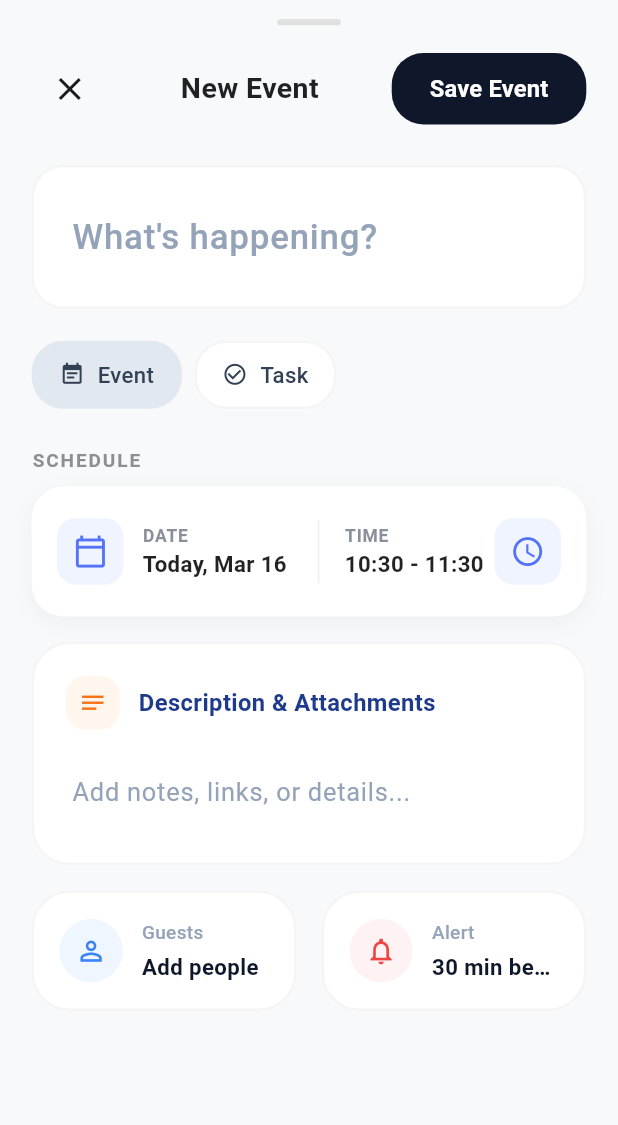
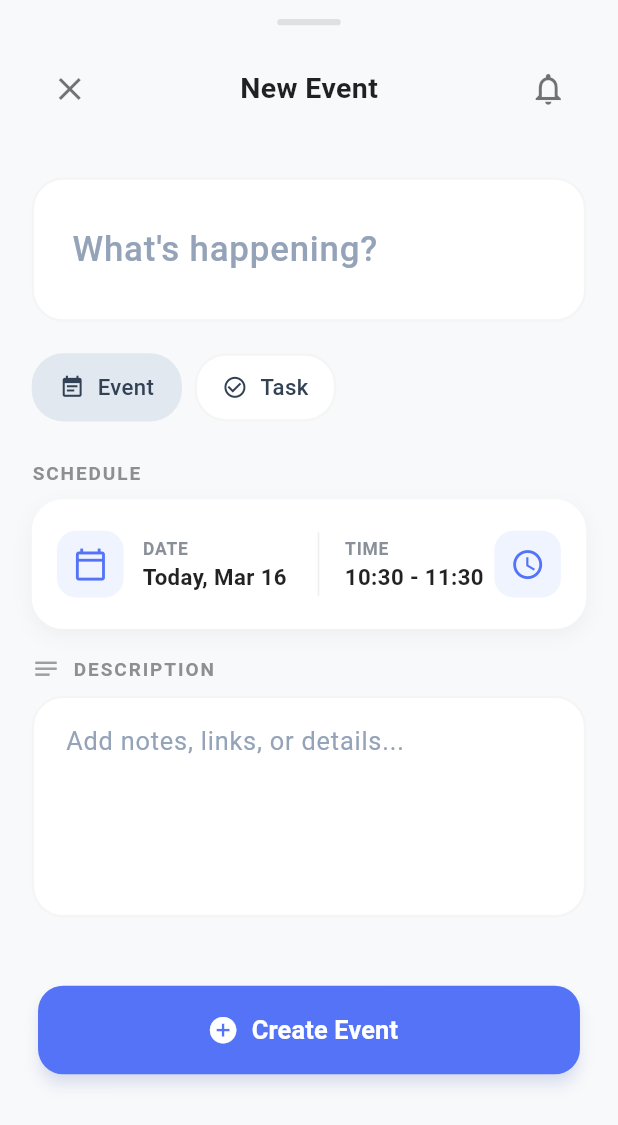
Before and after one commit to Ankitkumar72/synq, a Flutter app: the CreateEventPage widget shown alone on an empty page, opened directly, on a phone screen of 412 x 824 dp. Shown: the top 1125 px of the screen. Run offline on Flutter 3.47's test engine with Material 3 defaults, Android fonts, the phone set to English and light mode, and no system bars; our stand-ins replace cloud_firestore, device_info_plus, firebase_auth, firebase_core, firebase_messaging, flutter_local_notifications and 9 more; missing offline and left inert: firebase_app_check, flutter_quill, html2md, markdown, markdown_quill, super_clipboard; accounts and stored records are empty; generated files the repository leaves out were written again.

Commit message:
Fixed the Sections of the both the pages of the tasks and events which were causing frame skipping issues

```diff
--- a/lib/features/home/presentation/widgets/create_task_sheet.dart
+++ b/lib/features/home/presentation/widgets/create_task_sheet.dart
@@ -690,6 +690,8 @@ class _CreateTaskSheetState extends ConsumerState<CreateTaskSheet> {
                       decoration: const InputDecoration(
                         filled: false, // Prevent theme override
                         border: InputBorder.none,
+                        focusedBorder: InputBorder.none,
+                        enabledBorder: InputBorder.none,
                         contentPadding: EdgeInsets.zero,
                         hintText: 'What needs to be done?',
                         hintStyle: TextStyle(color: Color(0xFF9AA0A6), fontSize: 16, fontWeight: FontWeight.w600),
@@ -777,6 +779,8 @@ class _CreateTaskSheetState extends ConsumerState<CreateTaskSheet> {
                       decoration: const InputDecoration(
                         filled: false, // Prevent theme override
                         border: InputBorder.none,
+                        focusedBorder: InputBorder.none,
+                        enabledBorder: InputBorder.none,
                         contentPadding: EdgeInsets.zero,
                         hintText: 'Add details, subtasks, or links...',
                         hintStyle: TextStyle(color: Colors.grey),
--- a/lib/features/timeline/presentation/pages/create_event_page.dart
+++ b/lib/features/timeline/presentation/pages/create_event_page.dart
@@ -129,9 +129,35 @@ class _CreateEventPageState extends ConsumerState<CreateEventPage> {
                   ),
                   const SizedBox(height: 16),
                   _buildDescriptionBento(),
-                  const SizedBox(height: 16),
-                  _buildOptionsGrid(),
+                  const SizedBox(height: 24),
                 ],
+              ),
+            ),
+          ),
+          Padding(
+            padding: EdgeInsets.fromLTRB(24, 0, 24, 24 + MediaQuery.of(context).viewInsets.bottom),
+            child: SizedBox(
+              width: double.infinity,
+              height: 56,
+              child: ElevatedButton.icon(
+                onPressed: () {
+                  // TODO: Add save logic here later
+                  Navigator.pop(context);
+                },
+                style: ElevatedButton.styleFrom(
+                  backgroundColor: const Color(0xFF5473F7), // Bright blue
+                  foregroundColor: Colors.white,
+                  shape: RoundedRectangleBorder(
+                    borderRadius: BorderRadius.circular(16),
+                  ),
+                  elevation: 4,
+                  shadowColor: const Color(0x405473F7),
+                ),
+                icon: const Icon(Icons.add_circle, size: 20),
+                label: const Text(
+                  'Create Event',
+                  style: TextStyle(fontSize: 16, fontWeight: FontWeight.bold),
+                ),
               ),
             ),
           ),
@@ -142,39 +168,27 @@ class _CreateEventPageState extends ConsumerState<CreateEventPage> {
 
   Widget _buildHeader() {
     return Padding(
-      padding: const EdgeInsets.fromLTRB(20, 16, 20, 8),
+      padding: const EdgeInsets.symmetric(horizontal: 20, vertical: 16),
       child: Row(
         mainAxisAlignment: MainAxisAlignment.spaceBetween,
         children: [
           IconButton(
-            icon: const Icon(Icons.close, color: AppColors.textPrimary, size: 24),
+            icon: const Icon(Icons.close),
             onPressed: () => Navigator.pop(context),
+            color: Colors.black54,
           ),
-          Text(
+          const Text(
             'New Event',
-            style: GoogleFonts.roboto(
+            style: TextStyle(
               fontSize: 18,
               fontWeight: FontWeight.bold,
               color: Colors.black87,
             ),
           ),
-          ElevatedButton(
-            onPressed: () {
-              Navigator.pop(context);
-            },
-            style: ElevatedButton.styleFrom(
-              backgroundColor: const Color(0xFF0F172A),
-              foregroundColor: Colors.white,
-              elevation: 0,
-              shape: RoundedRectangleBorder(
-                borderRadius: BorderRadius.circular(20),
-              ),
-              padding: const EdgeInsets.symmetric(horizontal: 24, vertical: 12),
-            ),
-            child: Text(
-              'Save Event',
-              style: GoogleFonts.roboto(fontWeight: FontWeight.w600, fontSize: 15),
-            ),
+          IconButton(
+            icon: const Icon(Icons.notifications_none),
+            onPressed: () {}, // Event reminders would go here
+            color: Colors.black54,
           ),
         ],
       ),
@@ -744,42 +758,30 @@ class _CreateEventPageState extends ConsumerState<CreateEventPage> {
   }
 
   Widget _buildDescriptionBento() {
-    return Container(
-      padding: const EdgeInsets.all(20),
-      decoration: BoxDecoration(
-        color: AppColors.surface,
-        borderRadius: BorderRadius.circular(24),
-        border: Border.all(color: Colors.grey.shade100, width: 1.5),
-      ),
-      child: Column(
-        crossAxisAlignment: CrossAxisAlignment.start,
-        children: [
-          Row(
-            children: [
-              Container(
-                padding: const EdgeInsets.all(8),
-                decoration: BoxDecoration(
-                  color: const Color(0xFFFFF7ED), // very light orange
-                  borderRadius: BorderRadius.circular(12),
-                ),
-                child: const Icon(Icons.notes, color: Color(0xFFF97316), size: 18), // orange line icon
-              ),
-              const SizedBox(width: 12),
-              Text(
-                'Description & Attachments',
-                style: GoogleFonts.roboto(
-                  fontSize: 15,
-                  fontWeight: FontWeight.w600,
-                  color: const Color(0xFF1E3A8A), // dark blue text
-                ),
-              ),
-            ],
+    return Column(
+      crossAxisAlignment: CrossAxisAlignment.start,
+      children: [
+        Row(
+          children: [
+            const Icon(Icons.notes, size: 18, color: Colors.grey),
+            const SizedBox(width: 8),
+            _buildSectionLabel('DESCRIPTION'),
+          ],
+        ),
+        const SizedBox(height: 8),
+        Container(
+          height: 140, // Maximized height
+          padding: const EdgeInsets.all(16),
+          decoration: BoxDecoration(
+            color: AppColors.surface,
+            borderRadius: BorderRadius.circular(20),
+            border: Border.all(color: Colors.grey.shade100, width: 1.5),
           ),
-          const SizedBox(height: 16),
-          TextField(
+          child: TextField(
             controller: _descriptionController,
-            maxLines: 3,
-            minLines: 1,
+            maxLines: null,
+            expands: true,
+            textAlignVertical: TextAlignVertical.top,
             style: GoogleFonts.roboto(
               fontSize: 16,
               color: AppColors.textPrimary,
@@ -797,87 +799,12 @@ class _CreateEventPageState extends ConsumerState<CreateEventPage> {
               contentPadding: EdgeInsets.zero,
             ),
           ),
-        ],
-      ),
-    );
-  }
-
-  Widget _buildOptionsGrid() {
-    return Row(
-      children: [
-        Expanded(
-          child: _buildSmallOptionCard(
-            Icons.person_outline,
-            'Guests',
-            'Add people',
-            const Color(0xFFEFF6FF), // bg light blue
-            const Color(0xFF3B82F6), // icon blue
-          ),
-        ),
-        const SizedBox(width: 16),
-        Expanded(
-          child: _buildSmallOptionCard(
-            Icons.notifications_none,
-            'Alert',
-            '30 min before',
-            const Color(0xFFFEF2F2), // bg light red
-            const Color(0xFFEF4444), // icon red
-          ),
         ),
       ],
     );
   }
 
-  Widget _buildSmallOptionCard(IconData icon, String title, String subtitle, Color bgColor, Color iconColor) {
-    return Container(
-      padding: const EdgeInsets.all(16),
-      decoration: BoxDecoration(
-        color: AppColors.surface,
-        borderRadius: BorderRadius.circular(24),
-        border: Border.all(color: Colors.grey.shade100, width: 1.5),
-      ),
-      child: Row(
-        children: [
-          Container(
-            padding: const EdgeInsets.all(10),
-            decoration: BoxDecoration(
-              color: bgColor,
-              shape: BoxShape.circle,
-            ),
-            child: Icon(icon, color: iconColor, size: 20),
-          ),
-          const SizedBox(width: 12),
-          Expanded(
-            child: Column(
-              crossAxisAlignment: CrossAxisAlignment.start,
-              children: [
-                Text(
-                  title,
-                  style: GoogleFonts.roboto(
-                    fontSize: 12,
-                    color: const Color(0xFF94A3B8), // gray-blue for titles
-                    fontWeight: FontWeight.w500,
-                    letterSpacing: 0.2,
-                  ),
-                ),
-                const SizedBox(height: 4),
-                Text(
-                  subtitle,
-                  style: GoogleFonts.roboto(
-                    fontSize: 14,
-                    color: const Color(0xFF0F172A), // very dark navy
-                    fontWeight: FontWeight.w600,
-                  ),
-                  maxLines: 1,
-                  overflow: TextOverflow.ellipsis,
-                ),
-              ],
-            ),
-          ),
-        ],
-      ),
-    );
-  }
+
 
   String _formatTime(TimeOfDay time) {
     final amPm = time.hour < 12 ? 'AM' : 'PM';
```
